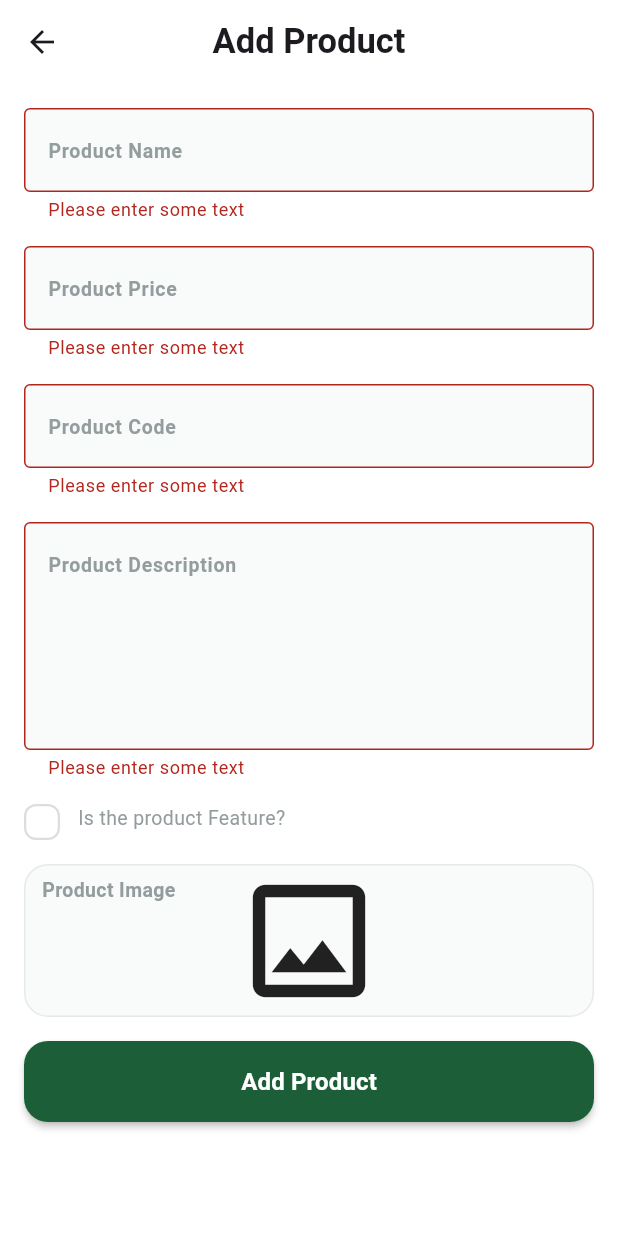
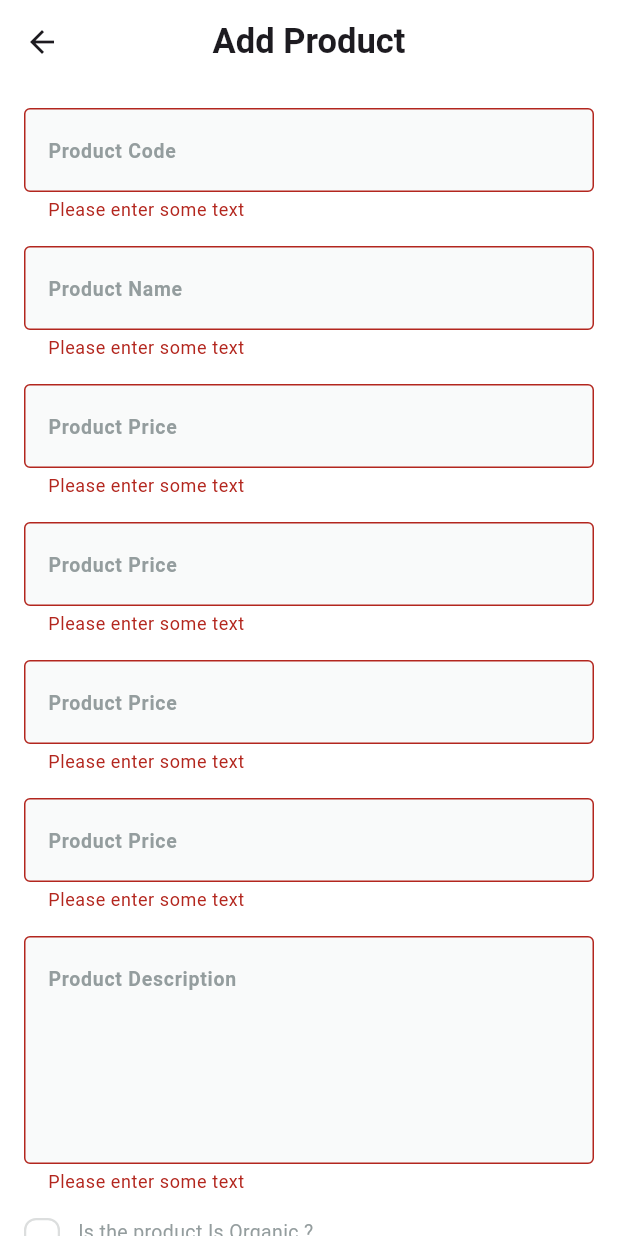
Before and after one commit to Mohamed123-r/fruit-hub-dashboart, a Flutter app: the AddProductView screen opened by its route, on a phone screen of 412 x 824 dp. Run offline on Flutter 3.47's test engine with Material 3 defaults, Android fonts, the phone set to English and light mode, and no system bars; drawn by our look-alikes of modal_progress_hud_nsn; our stand-ins replace awesome_dialog, bloc, cloud_firestore, dartz, firebase_core, firebase_storage and 4 more; accounts and stored records are empty; Roboto replaces fonts that are missing (Cairo).

Commit message:
✨ feat(add_product): Add isOrganic, expirationMonths, numberOfCalories, unitAmount fields to AddProductViewBody and implement IsOrganicBoxWidget.

```diff
--- a/lib/feature/add_product/presentation/views/widgets/add_poduct_view_body.dart
+++ b/lib/feature/add_product/presentation/views/widgets/add_poduct_view_body.dart
@@ -6,6 +6,7 @@ import 'package:fruit_hub_dashboart/core/widgets/custom_button.dart';
 import 'package:fruit_hub_dashboart/core/widgets/custom_text_field.dart';
 import 'package:fruit_hub_dashboart/feature/add_product/domain/entities/add_product_input_entity.dart';
 import 'package:fruit_hub_dashboart/feature/add_product/presentation/views/widgets/image_file.dart';
+import 'package:fruit_hub_dashboart/feature/add_product/presentation/views/widgets/is_organic.dart';
 
 import '../../manage/add_product_cubit/add_product_cubit.dart';
 import 'feature_box.dart';
@@ -24,6 +25,10 @@ class _AddProductViewBodyState extends State<AddProductViewBody> {
   late num price;
   File? image;
   bool? isFeatured;
+  bool? isOrganic;
+  late int expirationMonths;
+  late int numberOfCalories;
+  late int unitAmount;
 
   @override
   Widget build(BuildContext context) {
@@ -34,6 +39,14 @@ class _AddProductViewBodyState extends State<AddProductViewBody> {
           child: Padding(
             padding: const EdgeInsets.all(16.0),
             child: Column(children: [
+              CustomTextField(
+                onSaved: (value) => code = value!.toLowerCase(),
+                hintText: "Product Code",
+                keyboardType: TextInputType.text,
+              ),
+              const SizedBox(
+                height: 16,
+              ),
               CustomTextField(
                 onSaved: (value) => name = value!.toLowerCase(),
                 hintText: "Product Name",
@@ -51,9 +64,25 @@ class _AddProductViewBodyState extends State<AddProductViewBody> {
                 height: 16,
               ),
               CustomTextField(
-                onSaved: (value) => code = value!.toLowerCase(),
-                hintText: "Product Code",
-                keyboardType: TextInputType.text,
+                onSaved: (value) => expirationMonths = int.parse(value!),
+                hintText: "Product Price",
+                keyboardType: TextInputType.number,
+              ),
+              const SizedBox(
+                height: 16,
+              ),
+              CustomTextField(
+                onSaved: (value) => numberOfCalories = int.parse(value!),
+                hintText: "Product Price",
+                keyboardType: TextInputType.number,
+              ),
+              const SizedBox(
+                height: 16,
+              ),
+              CustomTextField(
+                onSaved: (value) => unitAmount = int.parse(value!),
+                hintText: "Product Price",
+                keyboardType: TextInputType.number,
               ),
               const SizedBox(
                 height: 16,
@@ -64,6 +93,14 @@ class _AddProductViewBodyState extends State<AddProductViewBody> {
                 hintText: "Product Description",
                 keyboardType: TextInputType.text,
               ),
+              const SizedBox(
+                height: 16,
+              ),
+              IsOrganicBoxWidget(onSelected: (value) {
+                setState(() {
+                  isOrganic = value;
+                });
+              }),
               const SizedBox(
                 height: 16,
               ),
@@ -97,6 +134,10 @@ class _AddProductViewBodyState extends State<AddProductViewBody> {
                         price: price,
                         image: image!,
                         isFeatured: isFeatured ?? false,
+                        expirationMonths: expirationMonths,
+                        unitAmount: unitAmount,
+                        numberOfCalories: numberOfCalories,
+                        isOrganic: isOrganic ?? false,
                       );
                       context.read<AddProductCubit>().addProduct(entity);
                     } else {
--- /dev/null
+++ b/lib/feature/add_product/presentation/views/widgets/is_organic.dart
@@ -0,0 +1,46 @@
+import 'package:flutter/material.dart';
+import 'package:fruit_hub_dashboart/core/utils/app_colors.dart';
+import 'package:fruit_hub_dashboart/core/utils/app_text_styles.dart';
+
+import '../../../../../core/widgets/custom_check_box.dart';
+
+class IsOrganicBoxWidget extends StatefulWidget {
+  const IsOrganicBoxWidget({super.key, required this.onSelected});
+
+  final Function(bool) onSelected;
+
+  @override
+  TermsAndConditionsWidgetState createState() =>
+      TermsAndConditionsWidgetState();
+}
+
+class TermsAndConditionsWidgetState extends State<IsOrganicBoxWidget> {
+  bool isChecked = false;
+
+  @override
+  Widget build(BuildContext context) {
+    return Row(
+      crossAxisAlignment: CrossAxisAlignment.start,
+      children: [
+        CustomCheckBox(
+          isChecked: isChecked,
+          onChecked: (value) {
+            setState(() {
+              isChecked = value;
+              widget.onSelected(value);
+            });
+          },
+        ),
+        const SizedBox(
+          width: 12,
+        ),
+        Text(
+          "Is the product Is Organic ?",
+          style: TextStyles.bodySmallRegular.copyWith(
+            color: AppColors.grayscale400Color,
+          ),
+        ),
+      ],
+    );
+  }
+}
```
